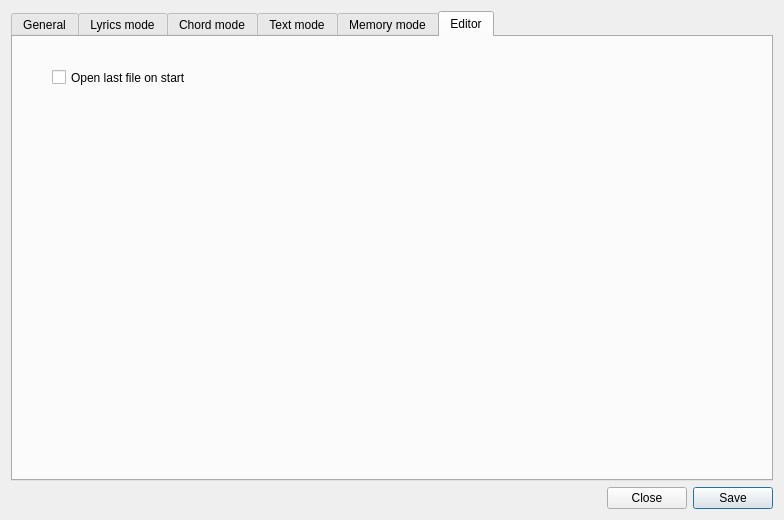
jpcima/chordv, file chordv-0.1/ui/dialogconfiguration.ui: the form before one commit.
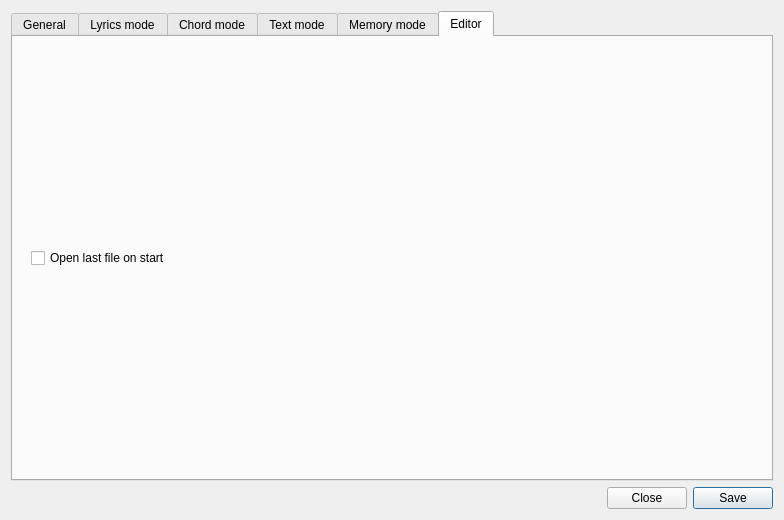
The form after the commit. The open tabs and pages were chosen to show the change. Custom widgets are drawn as their Qt base class.

Patch:
```diff
--- a/chordv-0.1/ui/dialogconfiguration.ui
+++ b/chordv-0.1/ui/dialogconfiguration.ui
@@ -13,9 +13,7 @@
   <property name="windowTitle">
    <string>Configuration</string>
   </property>
-  <layout class="QHBoxLayout" name="horizontalLayout_2">
-   <item>
-    <layout class="QVBoxLayout" name="verticalLayout">
+  <layout class="QVBoxLayout" name="verticalLayout_9">
      <item>
       <widget class="QTabWidget" name="tabWidget">
        <property name="currentIndex">
@@ -192,19 +190,15 @@
         <layout class="QVBoxLayout" name="verticalLayout_7">
          <item>
           <widget class="QWidget" name="widget" native="true">
+         <layout class="QVBoxLayout" name="verticalLayout">
+          <item>
            <widget class="QCheckBox" name="checkBoxOpenLastFileOnStart">
-            <property name="geometry">
-             <rect>
-              <x>30</x>
-              <y>20</y>
-              <width>221</width>
-              <height>23</height>
-             </rect>
-            </property>
             <property name="text">
              <string>Open last file on start </string>
             </property>
            </widget>
+          </item>
+         </layout>
           </widget>
          </item>
         </layout>
@@ -242,8 +236,6 @@
           <bool>true</bool>
          </property>
         </widget>
-       </item>
-      </layout>
      </item>
     </layout>
    </item>
```
Lines whose indentation alone changed are shown as unchanged.
